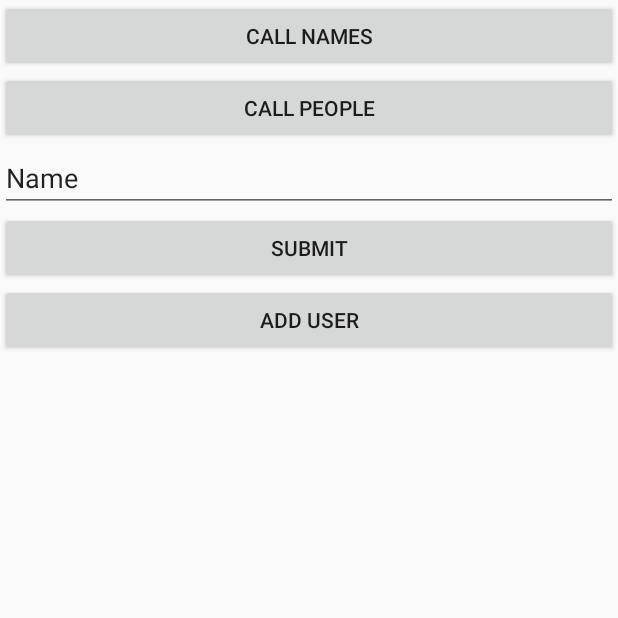
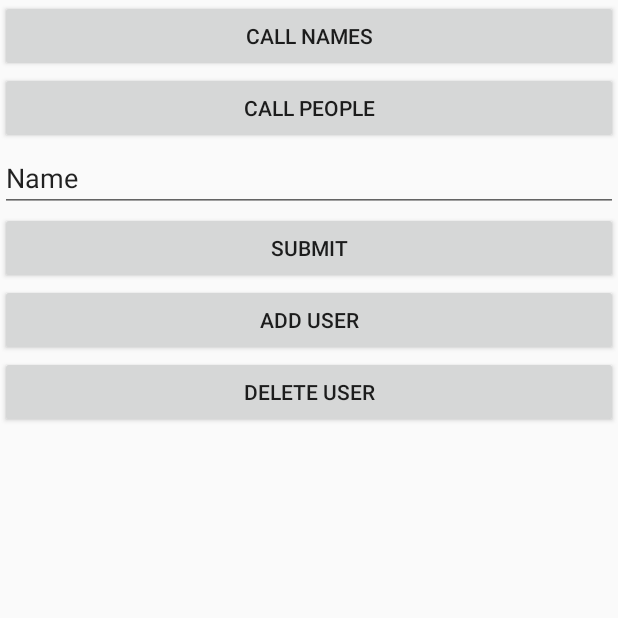
Before and after one commit to Darkonis/Cycond_Life, an Android app: the dev_menu screen opened directly, with no data from a screen before it, after a tap on "CALL PEOPLE", on a phone screen of 412 x 824 dp, the top half of it. Run offline under Robolectric (Android 15) with nearby library versions, the phone set to English and light mode, and no system bars; our stand-ins replace Volley; network calls fail.

Commit message:
Added delete functionality

```diff
--- a/Frontend/app/src/main/java/com/example/cycondlife/dev_menu.java
+++ b/Frontend/app/src/main/java/com/example/cycondlife/dev_menu.java
@@ -44,44 +44,32 @@ public class dev_menu extends AppCompatActivity {
     private String mJSONURLString = "http://cs309-sd-6.misc.iastate.edu:8080/api/accounts";
     private Button call_name;
     private Button submit_button;
+    private Button submit_delete;
     private Button add_user;
     private Button submit2;
+    private Button delete;
     private TextView user;
     private TextView pass;
     private TextView first;
     private TextView last;
     private TextView email;
     private TextView type;
+    private TextView id;
     private Json_handler j;
 
     @Override
     protected void onCreate(Bundle savedInstanceState) {
         super.onCreate(savedInstanceState);
         setContentView(R.layout.dev_menu);
-        mTextView = findViewById(R.id.name);
-        mTextView.setVisibility(View.GONE);
-        // Get the application context
-        mContext = getApplicationContext();
-        mActivity = dev_menu.this;
-        call_name = findViewById(R.id.call_person);
-        submit_button = findViewById(R.id.submit1);
-        submit_button.setVisibility(View.GONE);
-        // Get the widget reference from XML layout
-        mButtonDo = findViewById(R.id.call_names);
-        add_user = findViewById(R.id.Add_User);
-        submit2 = findViewById(R.id.submit2);
-        user = findViewById(R.id.user_name);
-        pass = findViewById(R.id.password);
-        first = findViewById(R.id.first_name);
-        last = findViewById(R.id.last_name);
-        email = findViewById(R.id.email);
-        type = findViewById(R.id.account_type);
+        set_elements();
         hide_entries();
         if (ActivityCompat.checkSelfPermission(this, Manifest.permission.INTERNET) != PackageManager.PERMISSION_GRANTED) {
             ActivityCompat.requestPermissions(this, new String[]{Manifest.permission.INTERNET},
                     1);
         }
+
         j = new Json_handler(mContext);
+
         add_user.setOnClickListener(new View.OnClickListener() {
             @Override
             public void onClick(View view) {
@@ -122,6 +110,29 @@ public class dev_menu extends AppCompatActivity {
             }
 
         });
+        delete.setOnClickListener(new View.OnClickListener() {
+            @Override
+            public void onClick(View v) {
+                submit_delete.setVisibility(View.VISIBLE);
+                id.setVisibility(View.VISIBLE);
+            }
+        });
+        submit_delete.setOnClickListener(new View.OnClickListener() {
+            @Override
+            public void onClick(View v) {
+                String s =id.getText().toString();
+
+                int i =0;
+                try {
+                    i = s.charAt(0)-48;
+                }
+                catch(Exception e)
+                {
+                    Log.i("Cycond life","int error");
+                }
+            j.delete_user(i);
+            }
+        });
         // Set a click listener for button widget
         mButtonDo.setOnClickListener(new View.OnClickListener() {
             @Override
@@ -130,23 +141,8 @@ public class dev_menu extends AppCompatActivity {
 //                mTextView.setText("");
                 ArrayList t;
                 get_users(mContext);
-               /* try {
-                    for (int i = 0; i < t.size(); i++) {
-
-                        Log.i("Cycond Life", t.get(i).toString());
-
-
-                    }
-                }
-                catch(Exception e)
-                {
-                    Log.i("Cycond Life", "Request for users failed");
-                }
-                */
             }
         });
-
-
     }
 
     void hide_entries() {
@@ -159,8 +155,33 @@ public class dev_menu extends AppCompatActivity {
         last.setVisibility(View.GONE);
         email.setVisibility(View.GONE);
         type.setVisibility(View.GONE);
+        submit_delete.setVisibility(View.GONE);
+        id.setVisibility(View.GONE);
     }
-
+    private void set_elements()
+    {
+        mTextView = findViewById(R.id.name);
+        mTextView.setVisibility(View.GONE);
+        // Get the application context
+        mContext = getApplicationContext();
+        mActivity = dev_menu.this;
+        call_name = findViewById(R.id.call_person);
+        submit_button = findViewById(R.id.submit1);
+        submit_button.setVisibility(View.GONE);
+        // Get the widget reference from XML layout
+        mButtonDo = findViewById(R.id.call_names);
+        add_user = findViewById(R.id.Add_User);
+        submit2 = findViewById(R.id.submit2);
+        user = findViewById(R.id.user_name);
+        pass = findViewById(R.id.password);
+        first = findViewById(R.id.first_name);
+        last = findViewById(R.id.last_name);
+        email = findViewById(R.id.email);
+        type = findViewById(R.id.account_type);
+        id= findViewById(R.id.id);
+        delete = findViewById(R.id.delete);
+        submit_delete = findViewById(R.id.submit_delete);
+    }
     public void get_users(Context c) {
         final RequestQueue requestQueue = Volley.newRequestQueue(c);
         // Initialize a new JsonArrayRequest instance
--- a/Frontend/app/src/main/res/layout/combat.xml
+++ b/Frontend/app/src/main/res/layout/combat.xml
@@ -15,9 +15,10 @@
         android:text="flee"
         app:layout_constraintBottom_toBottomOf="parent"
         app:layout_constraintEnd_toEndOf="parent"
-        app:layout_constraintHorizontal_bias="1.0"
+        app:layout_constraintHorizontal_bias="0.0"
         app:layout_constraintStart_toStartOf="parent"
-        app:layout_constraintTop_toTopOf="parent" />
+        app:layout_constraintTop_toTopOf="parent"
+        app:layout_constraintVertical_bias="1.0" />
 
     <Button
         android:id="@+id/item"
--- a/Frontend/app/src/main/res/layout/dev_menu.xml
+++ b/Frontend/app/src/main/res/layout/dev_menu.xml
@@ -43,7 +43,8 @@
         android:layout_height="wrap_content"
         android:ems="10"
         android:inputType="textPersonName"
-        android:text="user name" />
+        android:text="user name"
+        android:visibility="gone" />
 
     <EditText
         android:id="@+id/password"
@@ -51,7 +52,8 @@
         android:layout_height="wrap_content"
         android:ems="10"
         android:inputType="textPersonName"
-        android:text="password" />
+        android:text="password"
+        android:visibility="gone" />
 
     <EditText
         android:id="@+id/first_name"
@@ -59,7 +61,8 @@
         android:layout_height="wrap_content"
         android:ems="10"
         android:inputType="textPersonName"
-        android:text="first name" />
+        android:text="first name"
+        android:visibility="gone" />
 
     <EditText
         android:id="@+id/last_name"
@@ -67,7 +70,8 @@
         android:layout_height="wrap_content"
         android:ems="10"
         android:inputType="textPersonName"
-        android:text="last name" />
+        android:text="last name"
+        android:visibility="gone" />
 
     <EditText
         android:id="@+id/email"
@@ -75,7 +79,8 @@
         android:layout_height="wrap_content"
         android:ems="10"
         android:inputType="textPersonName"
-        android:text="email" />
+        android:text="email"
+        android:visibility="gone" />
 
     <EditText
         android:id="@+id/account_type"
@@ -83,11 +88,33 @@
         android:layout_height="wrap_content"
         android:ems="10"
         android:inputType="textPersonName"
-        android:text="admin" />
+        android:text="admin"
+        android:visibility="gone" />
 
     <Button
         android:id="@+id/submit2"
         android:layout_width="match_parent"
         android:layout_height="wrap_content"
+        android:text="submit"
+        android:visibility="gone" />
+
+    <Button
+        android:id="@+id/delete"
+        android:layout_width="match_parent"
+        android:layout_height="wrap_content"
+        android:text="delete user" />
+
+    <EditText
+        android:id="@+id/id"
+        android:layout_width="match_parent"
+        android:layout_height="wrap_content"
+        android:ems="10"
+        android:inputType="textPersonName"
+        android:text="id" />
+
+    <Button
+        android:id="@+id/submit_delete"
+        android:layout_width="match_parent"
+        android:layout_height="wrap_content"
         android:text="submit" />
 </LinearLayout>
```
Also changed, not shown: Frontend/app/src/main/java/com/example/cycondlife/Json_handler.java (+42 -8 lines).
